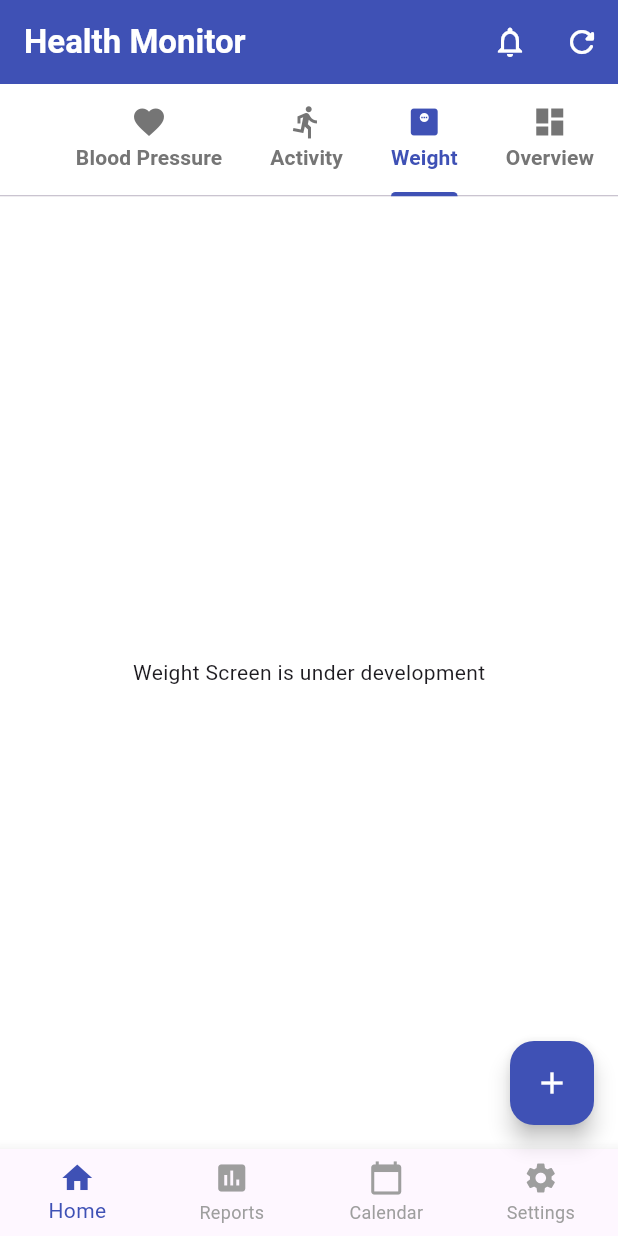
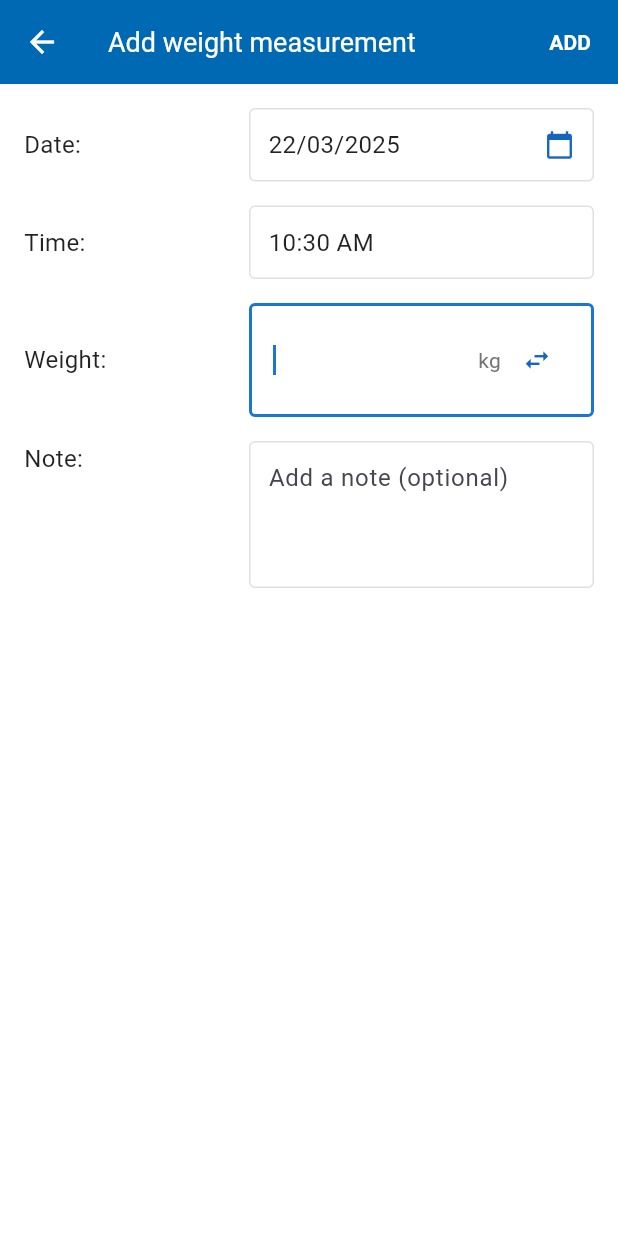
Before and after one commit to 256-katendechris-256/pree-app, a Flutter app: the DashboardScreen screen opened directly, tab 3 chosen, on a phone screen of 412 x 824 dp. Run offline on Flutter 3.47's test engine with Material 3 defaults, Android fonts, the phone set to English and light mode, and no system bars; our stand-ins replace fl_chart.

Commit message:
added new weight screen page

```diff
--- a/lib/screens/weight.dart
+++ b/lib/screens/weight.dart
@@ -0,0 +1,511 @@
+import 'package:flutter/material.dart';
+import 'package:intl/intl.dart';
+
+class WeightEntryScreen extends StatefulWidget {
+  const WeightEntryScreen({super.key});
+
+  @override
+  State<WeightEntryScreen> createState() => _WeightEntryScreenState();
+}
+
+class _WeightEntryScreenState extends State<WeightEntryScreen> {
+  final TextEditingController _weightController = TextEditingController();
+  final TextEditingController _dateController = TextEditingController();
+  final TextEditingController _timeController = TextEditingController();
+  final TextEditingController _noteController = TextEditingController();
+  final FocusNode _weightFocusNode = FocusNode();
+
+  bool _showNumpad = false; // Initially hide the numpad
+  String _currentFieldValue = '';
+  TextEditingController? _currentController;
+  FocusNode? _currentFocusNode;
+
+  // Store weight unit
+  String _weightUnit = 'kg'; // Default unit
+
+  @override
+  void initState() {
+    super.initState();
+    // Initialize with current date and time
+    final now = DateTime.now();
+    _dateController.text = DateFormat('dd/MM/yyyy').format(now);
+    _timeController.text = DateFormat('h:mm a').format(now);
+
+    // Set default values for focus and controllers
+    _currentController = _weightController;
+    _currentFocusNode = _weightFocusNode;
+  }
+
+  @override
+  void dispose() {
+    _weightController.dispose();
+    _dateController.dispose();
+    _timeController.dispose();
+    _noteController.dispose();
+    _weightFocusNode.dispose();
+    super.dispose();
+  }
+
+  void _onNumpadPressed(String value) {
+    if (_currentController == null) return;
+
+    setState(() {
+      if (value == '⌫') { // Backspace
+        if (_currentFieldValue.isNotEmpty) {
+          _currentFieldValue = _currentFieldValue.substring(0, _currentFieldValue.length - 1);
+        }
+      } else if (value == 'Next') {
+        _saveReading();
+      } else if (value == '.') {
+        // Only add decimal point if there isn't one already
+        if (!_currentFieldValue.contains('.')) {
+          _currentFieldValue = _currentFieldValue.isEmpty ? '0.' : '$_currentFieldValue.';
+        }
+      } else {
+        // Only add the number if within reasonable range
+        final newValue = _currentFieldValue + value;
+        if (_currentController == _weightController) {
+          // Allow decimal values for weight
+          if (double.tryParse(newValue) != null) {
+            // Limit to 1 decimal place
+            final parts = newValue.split('.');
+            if (parts.length == 1 || parts[1].length <= 1) {
+              // Check if weight is within reasonable range (1-500 kg or 2-1100 lbs)
+              final double weightValue = double.parse(newValue);
+              final double maxWeight = _weightUnit == 'kg' ? 500.0 : 1100.0;
+              if (weightValue > 0 && weightValue <= maxWeight) {
+                _currentFieldValue = newValue;
+              }
+            }
+          }
+        }
+      }
+
+      // Update the controller text
+      _currentController!.text = _currentFieldValue;
+    });
+  }
+
+  void _setFocusToField(TextEditingController controller, FocusNode focusNode) {
+    setState(() {
+      _currentController = controller;
+      _currentFocusNode = focusNode;
+      _currentFieldValue = controller.text;
+      focusNode.requestFocus();
+    });
+  }
+
+  void _toggleWeightUnit() {
+    setState(() {
+      _weightUnit = _weightUnit == 'kg' ? 'lb' : 'kg';
+
+      // Convert the current value if needed
+      if (_weightController.text.isNotEmpty) {
+        final double currentValue = double.tryParse(_weightController.text) ?? 0;
+        if (currentValue > 0) {
+          double convertedValue;
+          if (_weightUnit == 'kg') {
+            // Convert from lb to kg
+            convertedValue = currentValue * 0.453592;
+          } else {
+            // Convert from kg to lb
+            convertedValue = currentValue * 2.20462;
+          }
+
+          // Round to 1 decimal place
+          _weightController.text = convertedValue.toStringAsFixed(1);
+          _currentFieldValue = _weightController.text;
+        }
+      }
+    });
+  }
+
+  void _saveReading() {
+    // Validation
+    if (_weightController.text.isEmpty) {
+      ScaffoldMessenger.of(context).showSnackBar(
+        const SnackBar(content: Text('Please enter weight value')),
+      );
+      return;
+    }
+
+    // Return the reading to the previous screen
+    Navigator.pop(context, {
+      'weight': double.parse(_weightController.text),
+      'unit': _weightUnit,
+      'date': _dateController.text,
+      'time': _timeController.text,
+      'note': _noteController.text,
+    });
+  }
+
+  @override
+  Widget build(BuildContext context) {
+    return Scaffold(
+      backgroundColor: Colors.white,
+      appBar: AppBar(
+        backgroundColor: const Color(0xFF0069B4),
+        elevation: 0,
+        leading: IconButton(
+          icon: const Icon(Icons.arrow_back, color: Colors.white),
+          onPressed: () => Navigator.pop(context),
+        ),
+        title: const Text(
+          'Add weight measurement',
+          style: TextStyle(
+            color: Colors.white,
+            fontSize: 18,
+          ),
+        ),
+        actions: [
+          TextButton(
+            onPressed: _saveReading,
+            child: const Text(
+              'ADD',
+              style: TextStyle(
+                color: Colors.white,
+                fontWeight: FontWeight.bold,
+              ),
+            ),
+          ),
+        ],
+      ),
+      body: Column(
+        children: [
+          // Form fields
+          Expanded(
+            child: SingleChildScrollView(
+              padding: const EdgeInsets.all(16.0),
+              child: Column(
+                crossAxisAlignment: CrossAxisAlignment.start,
+                children: [
+                  _buildInputField(
+                    label: 'Date:',
+                    controller: _dateController,
+                    readOnly: true,
+                    trailingIcon: Icons.calendar_today,
+                    onTap: () async {
+                      // Hide numpad when selecting date
+                      setState(() {
+                        _showNumpad = false;
+                      });
+
+                      final DateTime? picked = await showDatePicker(
+                        context: context,
+                        initialDate: DateTime.now(),
+                        firstDate: DateTime(2020),
+                        lastDate: DateTime.now(),
+                      );
+                      if (picked != null) {
+                        setState(() {
+                          _dateController.text = DateFormat('dd/MM/yyyy').format(picked);
+                        });
+                      }
+                    },
+                  ),
+                  _buildInputField(
+                    label: 'Time:',
+                    controller: _timeController,
+                    readOnly: true,
+                    onTap: () async {
+                      // Hide numpad when selecting time
+                      setState(() {
+                        _showNumpad = false;
+                      });
+
+                      final TimeOfDay? picked = await showTimePicker(
+                        context: context,
+                        initialTime: TimeOfDay.now(),
+                      );
+                      if (picked != null) {
+                        setState(() {
+                          final now = DateTime.now();
+                          final dt = DateTime(
+                              now.year, now.month, now.day, picked.hour, picked.minute);
+                          _timeController.text = DateFormat('h:mm a').format(dt);
+                        });
+                      }
+                    },
+                  ),
+                  _buildWeightField(),
+                  _buildInputField(
+                    label: 'Note:',
+                    controller: _noteController,
+                    isMultiline: true,
+                    onTap: () {
+                      setState(() {
+                        _showNumpad = false;
+                      });
+                    },
+                  ),
+                ],
+              ),
+            ),
+          ),
+
+          // Numpad (only shown when a numeric field is tapped)
+          if (_showNumpad)
+            _buildNumpad(),
+        ],
+      ),
+    );
+  }
+
+  Widget _buildWeightField() {
+    final bool isCurrentFocus = _currentFocusNode == _weightFocusNode;
+
+    return Padding(
+      padding: const EdgeInsets.only(bottom: 16.0),
+      child: Row(
+        children: [
+          SizedBox(
+            width: 150,
+            child: const Text(
+              'Weight:',
+              style: TextStyle(
+                fontSize: 16,
+                color: Colors.black87,
+              ),
+            ),
+          ),
+          Expanded(
+            child: GestureDetector(
+              onTap: () {
+                _setFocusToField(_weightController, _weightFocusNode);
+                setState(() {
+                  _showNumpad = true;
+                });
+              },
+              child: Container(
+                padding: const EdgeInsets.symmetric(horizontal: 12, vertical: 12),
+                decoration: BoxDecoration(
+                  border: Border.all(
+                    color: isCurrentFocus ? Colors.blue.shade700 : Colors.grey.shade300,
+                    width: isCurrentFocus ? 2.0 : 1.0,
+                  ),
+                  borderRadius: BorderRadius.circular(4),
+                ),
+                child: Row(
+                  children: [
+                    Expanded(
+                      child: Stack(
+                        alignment: Alignment.centerLeft,
+                        children: [
+                          Text(
+                            _weightController.text,
+                            style: const TextStyle(
+                              fontSize: 16,
+                              color: Colors.black87,
+                            ),
+                          ),
+                          if (isCurrentFocus && _weightController.text.isEmpty)
+                            Container(
+                              width: 2,
+                              height: 20,
+                              color: Colors.blue.shade700,
+                              margin: const EdgeInsets.only(left: 2),
+                            ),
+                        ],
+                      ),
+                    ),
+                    Row(
+                      children: [
+                        Text(
+                          _weightUnit,
+                          style: TextStyle(
+                            fontSize: 14,
+                            color: Colors.grey.shade600,
+                          ),
+                        ),
+                        IconButton(
+                          icon: const Icon(Icons.swap_horiz, size: 20),
+                          color: Colors.blue.shade800,
+                          onPressed: _toggleWeightUnit,
+                        ),
+                      ],
+                    ),
+                  ],
+                ),
+              ),
+            ),
+          ),
+        ],
+      ),
+    );
+  }
+
+  Widget _buildInputField({
+    required String label,
+    required TextEditingController controller,
+    String? suffix,
+    bool readOnly = false,
+    VoidCallback? onTap,
+    IconData? trailingIcon,
+    FocusNode? focusNode,
+    bool isMultiline = false,
+  }) {
+    final bool isCurrentFocus = _currentFocusNode == focusNode;
+
+    return Padding(
+      padding: const EdgeInsets.only(bottom: 16.0),
+      child: Row(
+        crossAxisAlignment: isMultiline ? CrossAxisAlignment.start : CrossAxisAlignment.center,
+        children: [
+          SizedBox(
+            width: 150,
+            child: Text(
+              label,
+              style: const TextStyle(
+                fontSize: 16,
+                color: Colors.black87,
+              ),
+            ),
+          ),
+          Expanded(
+            child: GestureDetector(
+              onTap: onTap,
+              child: Container(
+                padding: const EdgeInsets.symmetric(horizontal: 12, vertical: 12),
+                decoration: BoxDecoration(
+                  border: Border.all(
+                    color: isCurrentFocus ? Colors.blue.shade700 : Colors.grey.shade300,
+                    width: isCurrentFocus ? 2.0 : 1.0,
+                  ),
+                  borderRadius: BorderRadius.circular(4),
+                ),
+                child: isMultiline
+                    ? TextField(
+                  controller: controller,
+                  decoration: const InputDecoration.collapsed(
+                    hintText: 'Add a note (optional)',
+                  ),
+                  maxLines: 3,
+                  textInputAction: TextInputAction.done,
+                )
+                    : Row(
+                  children: [
+                    Expanded(
+                      child: Text(
+                        controller.text,
+                        style: const TextStyle(
+                          fontSize: 16,
+                          color: Colors.black87,
+                        ),
+                      ),
+                    ),
+                    if (suffix != null)
+                      Text(
+                        suffix,
+                        style: TextStyle(
+                          fontSize: 14,
+                          color: Colors.grey.shade600,
+                        ),
+                      ),
+                    if (trailingIcon != null)
+                      Icon(
+                        trailingIcon,
+                        color: Colors.blue.shade800,
+                        size: 20,
+                      ),
+                  ],
+                ),
+              ),
+            ),
+          ),
+        ],
+      ),
+    );
+  }
+
+  Widget _buildNumpad() {
+    return Container(
+      color: Colors.black87,
+      padding: const EdgeInsets.symmetric(vertical: 8),
+      child: Column(
+        children: [
+          Row(
+            mainAxisAlignment: MainAxisAlignment.spaceEvenly,
+            children: [
+              _buildToolbarButton(Icons.note),
+              _buildToolbarButton(Icons.mood),
+              _buildToolbarButton(Icons.grid_on),
+              _buildToolbarButton(Icons.mic),
+              _buildToolbarButton(Icons.settings),
+              _buildToolbarButton(Icons.more_horiz),
+            ],
+          ),
+          const SizedBox(height: 8),
+          Row(
+            children: [
+              Expanded(
+                child: GridView.count(
+                  crossAxisCount: 4,
+                  shrinkWrap: true,
+                  physics: const NeverScrollableScrollPhysics(),
+                  childAspectRatio: 1.5,
+                  padding: EdgeInsets.zero,
+                  children: [
+                    _buildNumpadKey('1'),
+                    _buildNumpadKey('2'),
+                    _buildNumpadKey('3'),
+                    _buildNumpadKey('⌫'),
+                    _buildNumpadKey('4'),
+                    _buildNumpadKey('5'),
+                    _buildNumpadKey('6'),
+                    _buildNumpadKey('Next', isBlue: true),
+                    _buildNumpadKey('7'),
+                    _buildNumpadKey('8'),
+                    _buildNumpadKey('9'),
+                    _buildNumpadKey('.'),
+                    _buildNumpadKey('0'),
+                    _buildNumpadKey(''),
+                    _buildNumpadKey(''),
+                    _buildNumpadKey(''),
+                  ],
+                ),
+              ),
+            ],
+          ),
+        ],
+      ),
+    );
+  }
+
+  Widget _buildToolbarButton(IconData icon) {
+    return Container(
+      width: 40,
+      height: 40,
+      decoration: const BoxDecoration(
+        shape: BoxShape.circle,
+        color: Colors.grey,
+      ),
+      child: Icon(
+        icon,
+        color: Colors.white,
+        size: 20,
+      ),
+    );
+  }
+
+  Widget _buildNumpadKey(String value, {bool isBlue = false}) {
+    return InkWell(
+      onTap: value.isEmpty ? null : () => _onNumpadPressed(value),
+      child: Container(
+        decoration: BoxDecoration(
+          color: Colors.grey.shade800,
+          border: Border.all(color: Colors.black, width: 0.5),
+        ),
+        child: Center(
+          child: Text(
+            value,
+            style: TextStyle(
+              color: isBlue ? Colors.blue : Colors.white,
+              fontSize: 22,
+              fontWeight: FontWeight.bold,
+            ),
+          ),
+        ),
+      ),
+    );
+  }
+}
```
Also changed, not shown: lib/screens/dashboard.dart (+17 -0 lines).
